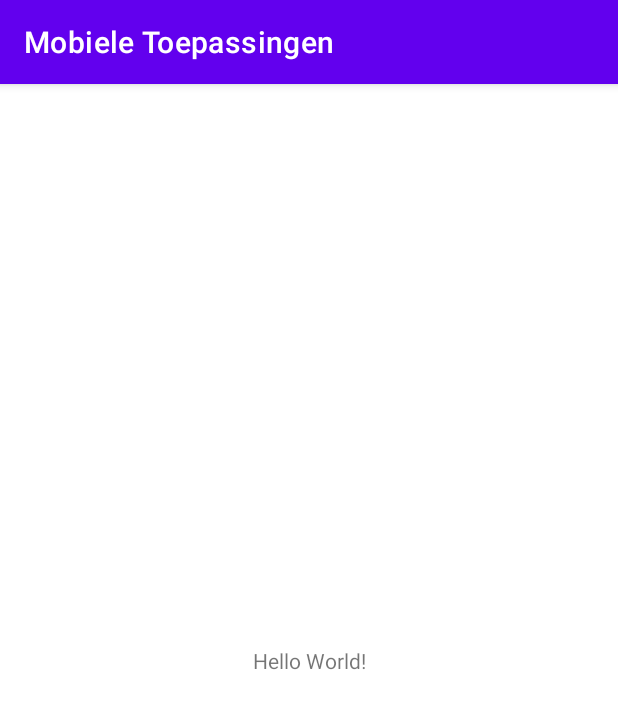
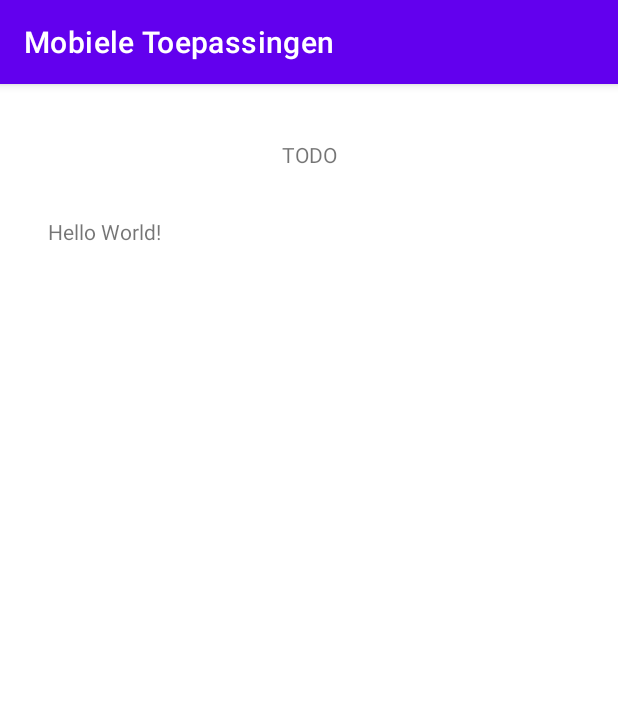
Before and after one commit to ucll-mobile-2021/project-harige-aap, an Android app: the screen it shows after launch (MainActivity), on a phone screen of 412 x 824 dp. Shown: the top 709 px of the screen. Run offline under Robolectric (Android 15) with nearby library versions, the phone set to English and light mode, and no system bars.

Commit message:
Add first skeleton.
Add title & scroll view. Add one dummy item onCreate.

```diff
--- a/app/src/main/java/be/ucll/student/rafcloesen/mobieletoepassingen/MainActivity.kt
+++ b/app/src/main/java/be/ucll/student/rafcloesen/mobieletoepassingen/MainActivity.kt
@@ -2,10 +2,16 @@ package be.ucll.student.rafcloesen.mobieletoepassingen
 
 import androidx.appcompat.app.AppCompatActivity
 import android.os.Bundle
+import android.widget.LinearLayout
+import android.widget.TextView
 
 class MainActivity : AppCompatActivity() {
     override fun onCreate(savedInstanceState: Bundle?) {
         super.onCreate(savedInstanceState)
         setContentView(R.layout.activity_main)
+        val todoList = findViewById<LinearLayout>(R.id.todoList)
+        val item = TextView(this)
+        item.text = "Hello World!"
+        todoList.addView(item)
     }
 }
--- a/app/src/main/res/layout/activity_main.xml
+++ b/app/src/main/res/layout/activity_main.xml
@@ -7,12 +7,35 @@
     tools:context=".MainActivity">
 
     <TextView
+        android:id="@+id/textView"
         android:layout_width="wrap_content"
         android:layout_height="wrap_content"
-        android:text="Hello World!"
+        android:text="TODO"
         app:layout_constraintBottom_toBottomOf="parent"
         app:layout_constraintLeft_toLeftOf="parent"
         app:layout_constraintRight_toRightOf="parent"
-        app:layout_constraintTop_toTopOf="parent" />
+        app:layout_constraintTop_toTopOf="parent"
+        app:layout_constraintVertical_bias="0.05" />
+
+    <ScrollView
+        android:layout_width="0dp"
+        android:layout_height="0dp"
+        android:layout_marginStart="32dp"
+        android:layout_marginLeft="32dp"
+        android:layout_marginTop="32dp"
+        android:layout_marginEnd="32dp"
+        android:layout_marginRight="32dp"
+        android:layout_marginBottom="32dp"
+        app:layout_constraintBottom_toBottomOf="parent"
+        app:layout_constraintEnd_toEndOf="parent"
+        app:layout_constraintStart_toStartOf="parent"
+        app:layout_constraintTop_toBottomOf="@+id/textView">
+
+        <LinearLayout
+            android:id="@+id/todoList"
+            android:layout_width="match_parent"
+            android:layout_height="wrap_content"
+            android:orientation="vertical" />
+    </ScrollView>
 
 </androidx.constraintlayout.widget.ConstraintLayout>
```
